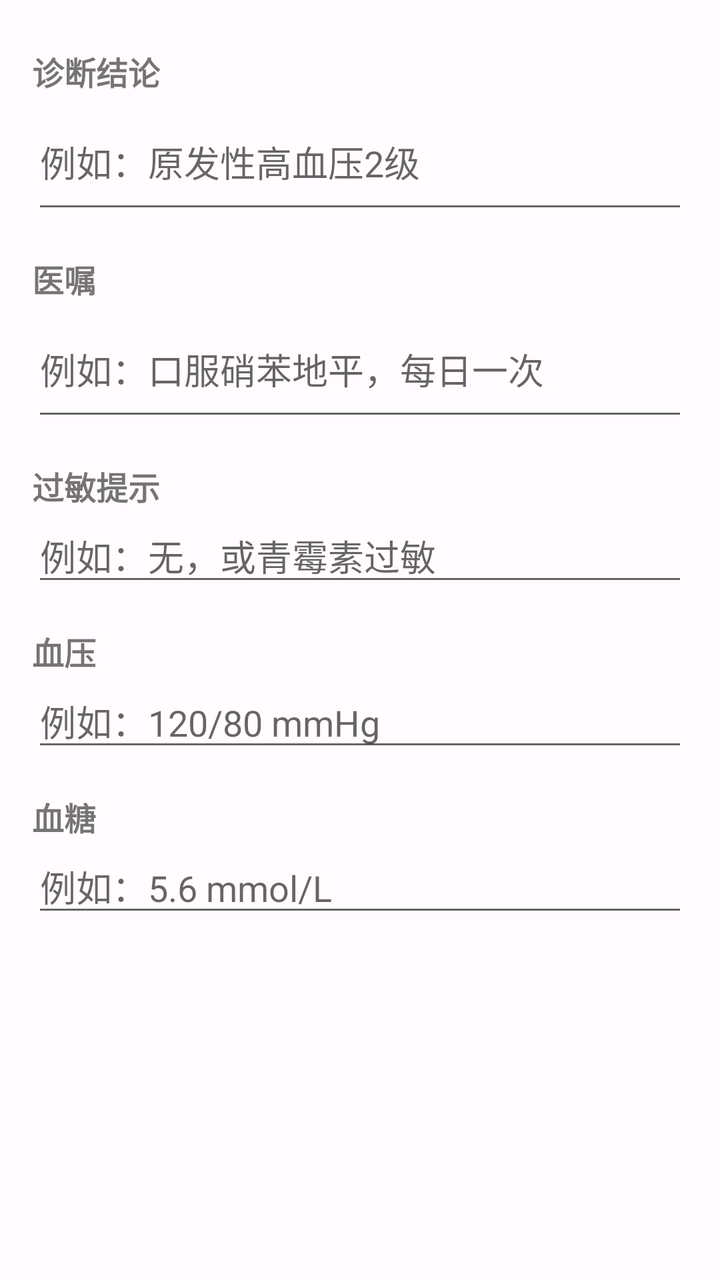
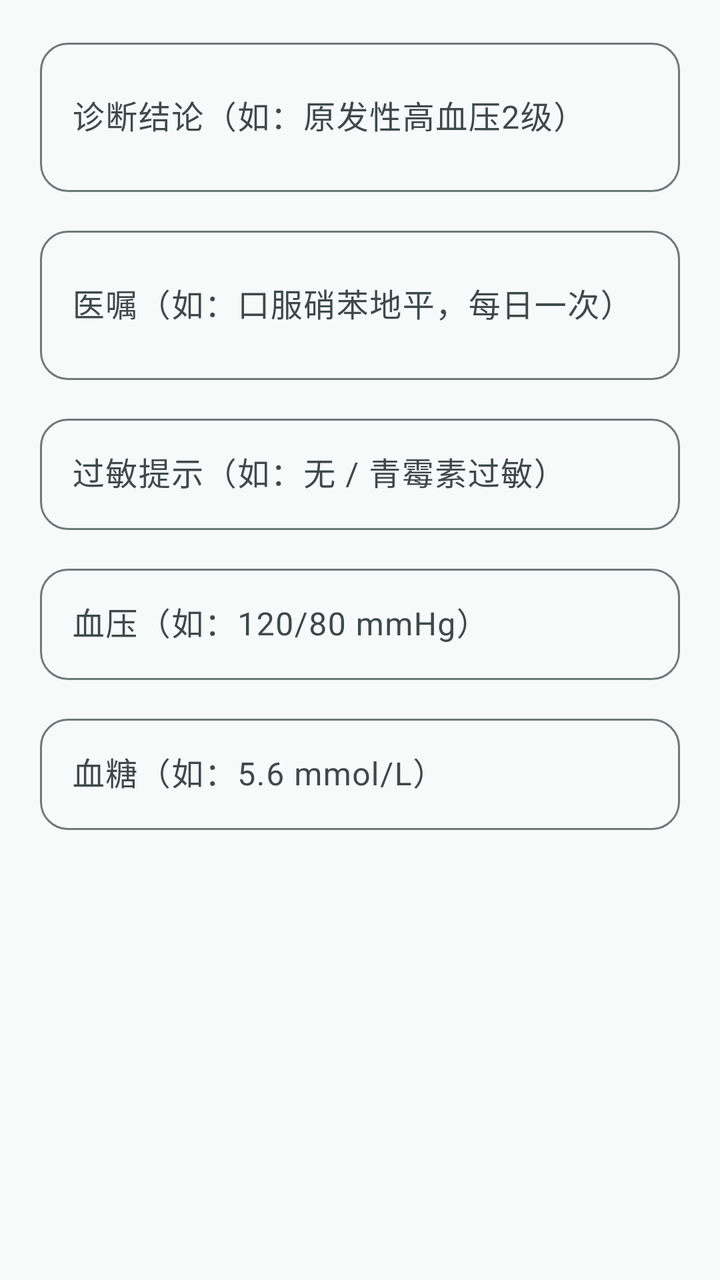

Compare the two renders of this Android layout. The source of the first and the diff that turns it into the second are given below.
<!-- AndroidManifest.xml: application theme Theme.AIHealth_ALL -->
<!-- res/layout/dialog_diagnosis_edit.xml -->
<?xml version="1.0" encoding="utf-8"?>
<ScrollView xmlns:android="http://schemas.android.com/apk/res/android"
    android:layout_width="match_parent"
    android:layout_height="wrap_content"
    android:padding="16dp">

    <LinearLayout
        android:layout_width="match_parent"
        android:layout_height="wrap_content"
        android:orientation="vertical">

        <TextView
            android:layout_width="wrap_content"
            android:layout_height="wrap_content"
            android:text="诊断结论"
            android:textSize="16sp"
            android:textStyle="bold"
            android:layout_marginTop="8dp"/>

        <EditText
            android:id="@+id/et_diagnosis"
            android:layout_width="match_parent"
            android:layout_height="wrap_content"
            android:hint="例如：原发性高血压2级"
            android:minLines="2"
            android:maxLines="4"
            android:inputType="textMultiLine"/>

        <TextView
            android:layout_width="wrap_content"
            android:layout_height="wrap_content"
            android:text="医嘱"
            android:textSize="16sp"
            android:textStyle="bold"
            android:layout_marginTop="16dp"/>

        <EditText
            android:id="@+id/et_advice"
            android:layout_width="match_parent"
            android:layout_height="wrap_content"
            android:hint="例如：口服硝苯地平，每日一次"
            android:minLines="2"
            android:maxLines="4"
            android:inputType="textMultiLine"/>

        <TextView
            android:layout_width="wrap_content"
            android:layout_height="wrap_content"
            android:text="过敏提示"
            android:textSize="16sp"
            android:textStyle="bold"
            android:layout_marginTop="16dp"/>

        <EditText
            android:id="@+id/et_allergy"
            android:layout_width="match_parent"
            android:layout_height="wrap_content"
            android:hint="例如：无，或青霉素过敏"
            android:minLines="1"
            android:maxLines="2"/>

        
        <TextView
            android:layout_width="wrap_content"
            android:layout_height="wrap_content"
            android:text="血压"
            android:textSize="16sp"
            android:textStyle="bold"
            android:layout_marginTop="16dp"/>

        <EditText
            android:id="@+id/et_blood_pressure"
            android:layout_width="match_parent"
            android:layout_height="wrap_content"
            android:hint="例如：120/80 mmHg"
            android:minLines="1"
            android:maxLines="2"/>

        
        <TextView
            android:layout_width="wrap_content"
            android:layout_height="wrap_content"
            android:text="血糖"
            android:textSize="16sp"
            android:textStyle="bold"
            android:layout_marginTop="16dp"/>

        <EditText
            android:id="@+id/et_blood_sugar"
            android:layout_width="match_parent"
            android:layout_height="wrap_content"
            android:hint="例如：5.6 mmol/L"
            android:minLines="1"
            android:maxLines="2"/>

    </LinearLayout>
</ScrollView>
<!-- resources referenced by this layout -->
<resources>
  <style name="Theme.AIHealth_ALL" parent="Theme.MaterialComponents.DayNight.NoActionBar">
          
          <item name="colorPrimary">@color/primary</item>
          <item name="colorPrimaryVariant">@color/primary_dark</item>
          <item name="colorOnPrimary">@color/white</item>
  
          
          <item name="colorSecondary">@color/secondary</item>
          <item name="colorSecondaryVariant">@color/secondary_dark</item>
          <item name="colorOnSecondary">@color/white</item>
  
          
          <item name="android:statusBarColor">?attr/colorPrimaryVariant</item>
  
          
          <item name="android:windowBackground">@color/background</item>
  
          
          <item name="materialButtonStyle">@style/Widget.MaterialComponents.Button</item>
          <item name="materialButtonOutlinedStyle">@style/Widget.MaterialComponents.Button.OutlinedButton</item>
      </style>
  <color name="primary">#6750A4</color>
  <color name="primary_dark">#4F378B</color>
  <color name="white">#FFFFFF</color>
  <color name="secondary">#625B71</color>
  <color name="secondary_dark">#4A4458</color>
  <color name="background">#FFFBFE</color>
</resources>

<!-- the commit's change to res/layout/dialog_diagnosis_edit.xml (unified diff, before → after) -->
@@ -1,97 +1,91 @@
 <?xml version="1.0" encoding="utf-8"?>
 <ScrollView xmlns:android="http://schemas.android.com/apk/res/android"
+    xmlns:app="http://schemas.android.com/apk/res-auto"
     android:layout_width="match_parent"
     android:layout_height="wrap_content"
-    android:padding="16dp">
+    android:paddingHorizontal="20dp"
+    android:paddingVertical="16dp"
+    android:fillViewport="true">
 
     <LinearLayout
         android:layout_width="match_parent"
         android:layout_height="wrap_content"
         android:orientation="vertical">
 
-        <TextView
-            android:layout_width="wrap_content"
-            android:layout_height="wrap_content"
-            android:text="诊断结论"
-            android:textSize="16sp"
-            android:textStyle="bold"
-            android:layout_marginTop="8dp"/>
-
-        <EditText
-            android:id="@+id/et_diagnosis"
+        <com.google.android.material.textfield.TextInputLayout
             android:layout_width="match_parent"
             android:layout_height="wrap_content"
-            android:hint="例如：原发性高血压2级"
-            android:minLines="2"
-            android:maxLines="4"
-            android:inputType="textMultiLine"/>
+            android:layout_marginBottom="14dp"
+            android:hint="诊断结论（如：原发性高血压2级）"
+            style="@style/Widget.AIHealth.TextInputLayout">
 
-        <TextView
-            android:layout_width="wrap_content"
-            android:layout_height="wrap_content"
-            android:text="医嘱"
-            android:textSize="16sp"
-            android:textStyle="bold"
-            android:layout_marginTop="16dp"/>
+            <com.google.android.material.textfield.TextInputEditText
+                android:id="@+id/et_diagnosis"
+                android:layout_width="match_parent"
+                android:layout_height="wrap_content"
+                android:inputType="textMultiLine"
+                android:minLines="2"
+                android:maxLines="4" />
+        </com.google.android.material.textfield.TextInputLayout>
 
-        <EditText
-            android:id="@+id/et_advice"
+        <com.google.android.material.textfield.TextInputLayout
             android:layout_width="match_parent"
             android:layout_height="wrap_content"
-            android:hint="例如：口服硝苯地平，每日一次"
-            android:minLines="2"
-            android:maxLines="4"
-            android:inputType="textMultiLine"/>
+            android:layout_marginBottom="14dp"
+            android:hint="医嘱（如：口服硝苯地平，每日一次）"
+            style="@style/Widget.AIHealth.TextInputLayout">
 
-        <TextView
-            android:layout_width="wrap_content"
-            android:layout_height="wrap_content"
-            android:text="过敏提示"
-            android:textSize="16sp"
-            android:textStyle="bold"
-            android:layout_marginTop="16dp"/>
+            <com.google.android.material.textfield.TextInputEditText
+                android:id="@+id/et_advice"
+                android:layout_width="match_parent"
+                android:layout_height="wrap_content"
+                android:inputType="textMultiLine"
+                android:minLines="2"
+                android:maxLines="4" />
+        </com.google.android.material.textfield.TextInputLayout>
 
-        <EditText
-            android:id="@+id/et_allergy"
+        <com.google.android.material.textfield.TextInputLayout
             android:layout_width="match_parent"
             android:layout_height="wrap_content"
-            android:hint="例如：无，或青霉素过敏"
-            android:minLines="1"
-            android:maxLines="2"/>
+            android:layout_marginBottom="14dp"
+            android:hint="过敏提示（如：无 / 青霉素过敏）"
+            style="@style/Widget.AIHealth.TextInputLayout">
 
-        
-        <TextView
-            android:layout_width="wrap_content"
-            android:layout_height="wrap_content"
-            android:text="血压"
-            android:textSize="16sp"
-            android:textStyle="bold"
-            android:layout_marginTop="16dp"/>
+            <com.google.android.material.textfield.TextInputEditText
+                android:id="@+id/et_allergy"
+                android:layout_width="match_parent"
+                android:layout_height="wrap_content"
+                android:inputType="text"
+                android:maxLines="2" />
+        </com.google.android.material.textfield.TextInputLayout>
 
-        <EditText
-            android:id="@+id/et_blood_pressure"
+        <com.google.android.material.textfield.TextInputLayout
             android:layout_width="match_parent"
             android:layout_height="wrap_content"
-            android:hint="例如：120/80 mmHg"
-            android:minLines="1"
-            android:maxLines="2"/>
+            android:layout_marginBottom="14dp"
+            android:hint="血压（如：120/80 mmHg）"
+            style="@style/Widget.AIHealth.TextInputLayout">
 
-        
-        <TextView
-            android:layout_width="wrap_content"
-            android:layout_height="wrap_content"
-            android:text="血糖"
-            android:textSize="16sp"
-            android:textStyle="bold"
-            android:layout_marginTop="16dp"/>
+            <com.google.android.material.textfield.TextInputEditText
+                android:id="@+id/et_blood_pressure"
+                android:layout_width="match_parent"
+                android:layout_height="wrap_content"
+                android:inputType="text"
+                android:maxLines="2" />
+        </com.google.android.material.textfield.TextInputLayout>
 
-        <EditText
-            android:id="@+id/et_blood_sugar"
+        <com.google.android.material.textfield.TextInputLayout
             android:layout_width="match_parent"
             android:layout_height="wrap_content"
-            android:hint="例如：5.6 mmol/L"
-            android:minLines="1"
-            android:maxLines="2"/>
+            android:hint="血糖（如：5.6 mmol/L）"
+            style="@style/Widget.AIHealth.TextInputLayout">
 
+            <com.google.android.material.textfield.TextInputEditText
+                android:id="@+id/et_blood_sugar"
+                android:layout_width="match_parent"
+                android:layout_height="wrap_content"
+                android:inputType="text"
+                android:maxLines="2" />
+        </com.google.android.material.textfield.TextInputLayout>
     </LinearLayout>
 </ScrollView>
<!-- resource entries referenced after the edit -->
@@ -1,31 +1,101 @@
 <!-- resources referenced by this layout -->
 <resources>
-  <style name="Theme.AIHealth_ALL" parent="Theme.MaterialComponents.DayNight.NoActionBar">
+  <style name="Widget.AIHealth.TextInputLayout" parent="Widget.Material3.TextInputLayout.OutlinedBox">
+          <item name="boxCornerRadiusTopStart">14dp</item>
+          <item name="boxCornerRadiusTopEnd">14dp</item>
+          <item name="boxCornerRadiusBottomStart">14dp</item>
+          <item name="boxCornerRadiusBottomEnd">14dp</item>
+          <item name="android:textSize">18sp</item>
+      </style>
+  <style name="Theme.AIHealth_ALL" parent="Theme.Material3.Light.NoActionBar">
           
           <item name="colorPrimary">@color/primary</item>
-          <item name="colorPrimaryVariant">@color/primary_dark</item>
-          <item name="colorOnPrimary">@color/white</item>
+          <item name="colorOnPrimary">@color/on_primary</item>
+          <item name="colorPrimaryContainer">@color/primary_container</item>
+          <item name="colorOnPrimaryContainer">@color/on_primary_container</item>
+          <item name="colorPrimaryInverse">@color/primary_light</item>
   
           
           <item name="colorSecondary">@color/secondary</item>
-          <item name="colorSecondaryVariant">@color/secondary_dark</item>
-          <item name="colorOnSecondary">@color/white</item>
+          <item name="colorOnSecondary">@color/on_secondary</item>
+          <item name="colorSecondaryContainer">@color/secondary_container</item>
+          <item name="colorOnSecondaryContainer">@color/on_secondary_container</item>
   
           
-          <item name="android:statusBarColor">?attr/colorPrimaryVariant</item>
+          <item name="colorTertiary">@color/tertiary</item>
+          <item name="colorOnTertiary">@color/on_tertiary</item>
+          <item name="colorTertiaryContainer">@color/tertiary_container</item>
+          <item name="colorOnTertiaryContainer">@color/on_tertiary_container</item>
+  
+          
+          <item name="colorError">@color/error</item>
+          <item name="colorOnError">@color/on_error</item>
+          <item name="colorErrorContainer">@color/error_container</item>
+          <item name="colorOnErrorContainer">@color/on_error_container</item>
+  
+          
+          <item name="android:colorBackground">@color/background</item>
+          <item name="colorOnBackground">@color/on_background</item>
+          <item name="colorSurface">@color/surface</item>
+          <item name="colorOnSurface">@color/on_surface</item>
+          <item name="colorSurfaceVariant">@color/surface_variant</item>
+          <item name="colorOnSurfaceVariant">@color/on_surface_variant</item>
+          <item name="colorSurfaceInverse">@color/surface_container_highest</item>
+          <item name="colorOnSurfaceInverse">@color/on_surface_inverse</item>
+  
+          
+          <item name="colorOutline">@color/outline</item>
+          <item name="colorOutlineVariant">@color/outline_variant</item>
   
           
           <item name="android:windowBackground">@color/background</item>
+          <item name="android:statusBarColor">@color/primary</item>
+          <item name="android:navigationBarColor">@color/surface</item>
+          <item name="android:windowLightStatusBar">false</item>
   
           
-          <item name="materialButtonStyle">@style/Widget.MaterialComponents.Button</item>
-          <item name="materialButtonOutlinedStyle">@style/Widget.MaterialComponents.Button.OutlinedButton</item>
+          <item name="shapeAppearanceSmallComponent">@style/ShapeAppearance.AIHealth.Small</item>
+          <item name="shapeAppearanceMediumComponent">@style/ShapeAppearance.AIHealth.Medium</item>
+          <item name="shapeAppearanceLargeComponent">@style/ShapeAppearance.AIHealth.Large</item>
       </style>
-  <color name="primary">#6750A4</color>
-  <color name="primary_dark">#4F378B</color>
-  <color name="white">#FFFFFF</color>
-  <color name="secondary">#625B71</color>
-  <color name="secondary_dark">#4A4458</color>
-  <color name="background">#FFFBFE</color>
+  <color name="primary">#00696B</color>
+  <color name="on_primary">#FFFFFF</color>
+  <color name="primary_container">#9CF2F2</color>
+  <color name="on_primary_container">#002020</color>
+  <color name="primary_light">#9CF2F2</color>
+  <color name="secondary">#4A6363</color>
+  <color name="on_secondary">#FFFFFF</color>
+  <color name="secondary_container">#CDE8E8</color>
+  <color name="on_secondary_container">#051F1F</color>
+  <color name="tertiary">#8A5000</color>
+  <color name="on_tertiary">#FFFFFF</color>
+  <color name="tertiary_container">#FFDDB0</color>
+  <color name="on_tertiary_container">#2C1600</color>
+  <color name="error">#BA1A1A</color>
+  <color name="on_error">#FFFFFF</color>
+  <color name="error_container">#FFDAD6</color>
+  <color name="on_error_container">#410002</color>
+  <color name="background">#F6FBFA</color>
+  <color name="on_background">#191C1C</color>
+  <color name="surface">#F6FBFA</color>
+  <color name="on_surface">#191C1C</color>
+  <color name="surface_variant">#DAE5E4</color>
+  <color name="on_surface_variant">#3F4949</color>
+  <color name="surface_container_highest">#DEE4E4</color>
+  <color name="on_surface_inverse">#EFF1F1</color>
+  <color name="outline">#6F7978</color>
+  <color name="outline_variant">#BFC9C8</color>
+  <style name="ShapeAppearance.AIHealth.Small" parent="">
+          <item name="cornerFamily">rounded</item>
+          <item name="cornerSize">12dp</item>
+      </style>
+  <style name="ShapeAppearance.AIHealth.Medium" parent="">
+          <item name="cornerFamily">rounded</item>
+          <item name="cornerSize">20dp</item>
+      </style>
+  <style name="ShapeAppearance.AIHealth.Large" parent="">
+          <item name="cornerFamily">rounded</item>
+          <item name="cornerSize">28dp</item>
+      </style>
 </resources>
 
